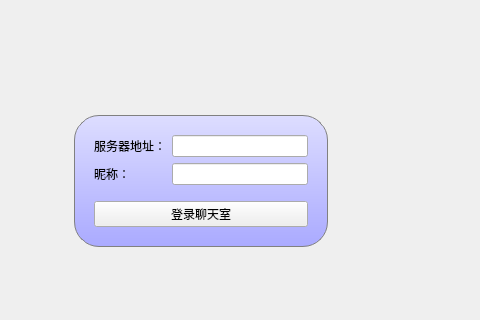
Old version of the form lab4/ChatClient/mainwindow.ui in the repository liuxing122119/QtCourse; both pictures show x 199 to 679 and y 137 to 457 of the 800 by 600 pixel window.
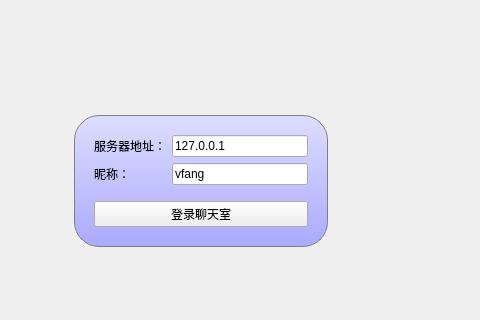
New version of the form.

Diff of the .ui file:
```diff
--- a/lab4/ChatClient/mainwindow.ui
+++ b/lab4/ChatClient/mainwindow.ui
@@ -152,7 +152,11 @@
               </widget>
              </item>
              <item row="0" column="1">
-              <widget class="QLineEdit" name="serverEdit"/>
+              <widget class="QLineEdit" name="serverEdit">
+               <property name="text">
+                <string>127.0.0.1</string>
+               </property>
+              </widget>
              </item>
              <item row="1" column="0">
               <widget class="QLabel" name="label_3">
@@ -162,7 +166,11 @@
               </widget>
              </item>
              <item row="1" column="1">
-              <widget class="QLineEdit" name="usernameEdit"/>
+              <widget class="QLineEdit" name="usernameEdit">
+               <property name="text">
+                <string>vfang</string>
+               </property>
+              </widget>
              </item>
             </layout>
            </item>
```
Left out of the diff: 3 changed lines with no effect on the pictures.
